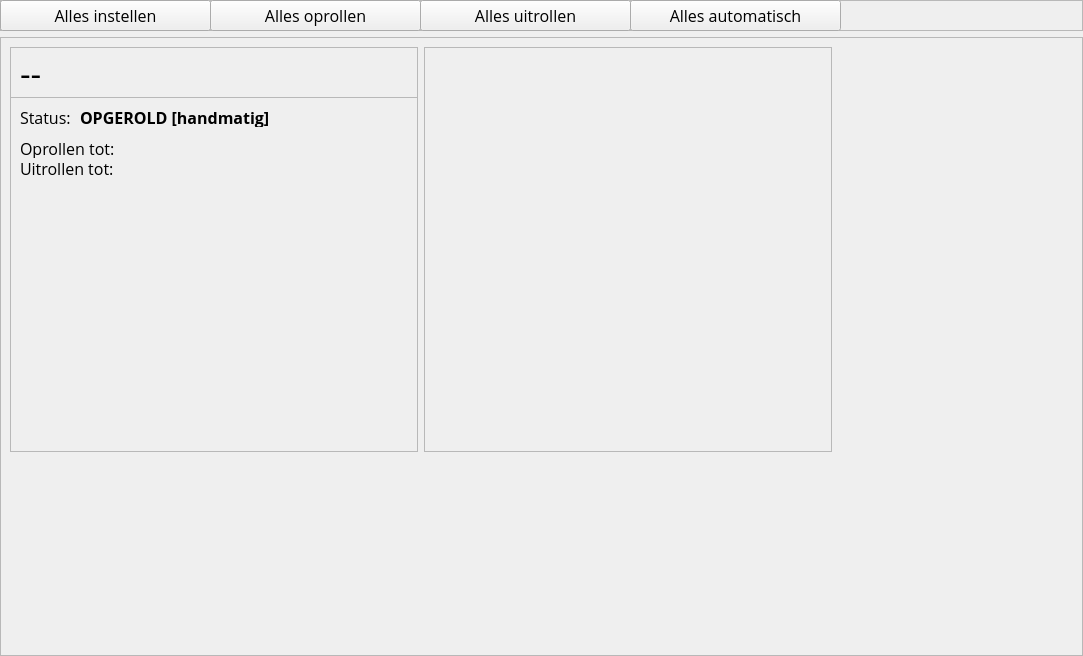
First picture: the form in centrale/main.ui, repository elwint/-rolluik-domotica, before the edit.
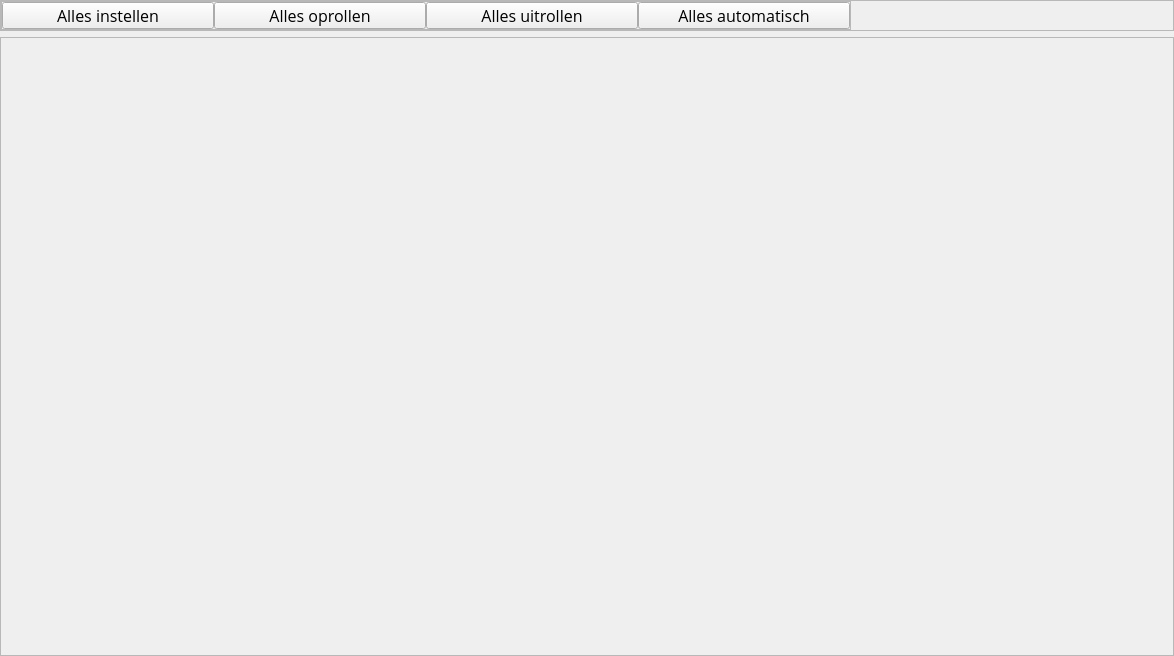
Second picture: the form after the edit.

Commit message: Added Widget class support; Use enums; Added widget gui; Changed main gui; Fixed small bugs

The edit to the form file:
```diff
--- a/centrale/main.ui
+++ b/centrale/main.ui
@@ -6,7 +6,7 @@
    <rect>
     <x>0</x>
     <y>0</y>
-    <width>1083</width>
+    <width>1174</width>
     <height>656</height>
    </rect>
   </property>
@@ -18,7 +18,7 @@
   </property>
   <property name="minimumSize">
    <size>
-    <width>700</width>
+    <width>900</width>
     <height>0</height>
    </size>
   </property>
@@ -55,7 +55,7 @@
       <property name="minimumSize">
        <size>
         <width>0</width>
-        <height>31</height>
+        <height>0</height>
        </size>
       </property>
       <property name="maximumSize">
@@ -77,14 +77,44 @@
       <property name="frameShadow">
        <enum>QFrame::Raised</enum>
       </property>
+      <layout class="QHBoxLayout" name="horizontalLayout">
+       <property name="margin">
+        <number>0</number>
+       </property>
+       <item>
+        <widget class="QFrame" name="frame">
+         <property name="minimumSize">
+          <size>
+           <width>850</width>
+           <height>0</height>
+          </size>
+         </property>
+         <property name="maximumSize">
+          <size>
+           <width>0</width>
+           <height>16777215</height>
+          </size>
+         </property>
+         <property name="frameShape">
+          <enum>QFrame::StyledPanel</enum>
+         </property>
+         <property name="frameShadow">
+          <enum>QFrame::Raised</enum>
+         </property>
+         <layout class="QHBoxLayout" name="horizontalLayout_2">
+          <property name="spacing">
+           <number>0</number>
+          </property>
+          <property name="margin">
+           <number>0</number>
+          </property>
+          <item>
       <widget class="QPushButton" name="btnInstellen">
-       <property name="geometry">
-        <rect>
-         <x>0</x>
-         <y>0</y>
-         <width>211</width>
-         <height>31</height>
-        </rect>
+            <property name="maximumSize">
+             <size>
+              <width>212</width>
+              <height>16777215</height>
+             </size>
        </property>
        <property name="font">
         <font>
@@ -98,14 +128,14 @@
         <string>Alles instellen</string>
        </property>
       </widget>
-      <widget class="QPushButton" name="btnInstellen_2">
-       <property name="geometry">
-        <rect>
-         <x>210</x>
-         <y>0</y>
-         <width>211</width>
-         <height>31</height>
-        </rect>
+          </item>
+          <item>
+           <widget class="QPushButton" name="btnOprollen">
+            <property name="maximumSize">
+             <size>
+              <width>212</width>
+              <height>16777215</height>
+             </size>
        </property>
        <property name="font">
         <font>
@@ -119,14 +149,14 @@
         <string>Alles oprollen</string>
        </property>
       </widget>
-      <widget class="QPushButton" name="btnInstellen_3">
-       <property name="geometry">
-        <rect>
-         <x>420</x>
-         <y>0</y>
-         <width>211</width>
-         <height>31</height>
-        </rect>
+          </item>
+          <item>
+           <widget class="QPushButton" name="btnUitrollen">
+            <property name="maximumSize">
+             <size>
+              <width>16777215</width>
+              <height>16777215</height>
+             </size>
        </property>
        <property name="font">
         <font>
@@ -140,15 +170,9 @@
         <string>Alles uitrollen</string>
        </property>
       </widget>
-      <widget class="QPushButton" name="btnInstellen_4">
-       <property name="geometry">
-        <rect>
-         <x>630</x>
-         <y>0</y>
-         <width>211</width>
-         <height>31</height>
-        </rect>
-       </property>
+          </item>
+          <item>
+           <widget class="QPushButton" name="btnAutomatisch">
        <property name="font">
         <font>
          <family>Open Sans</family>
@@ -161,6 +185,24 @@
         <string>Alles automatisch</string>
        </property>
       </widget>
+          </item>
+         </layout>
+        </widget>
+       </item>
+       <item>
+        <spacer name="horizontalSpacer">
+         <property name="orientation">
+          <enum>Qt::Horizontal</enum>
+         </property>
+         <property name="sizeHint" stdset="0">
+          <size>
+           <width>0</width>
+           <height>0</height>
+          </size>
+         </property>
+        </spacer>
+       </item>
+      </layout>
      </widget>
     </item>
     <item>
@@ -175,9 +217,6 @@
       <property name="horizontalScrollBarPolicy">
        <enum>Qt::ScrollBarAsNeeded</enum>
       </property>
-      <property name="sizeAdjustPolicy">
-       <enum>QAbstractScrollArea::AdjustToContentsOnFirstShow</enum>
-      </property>
       <property name="widgetResizable">
        <bool>true</bool>
       </property>
@@ -186,189 +225,14 @@
         <rect>
          <x>0</x>
          <y>0</y>
-         <width>1081</width>
+         <width>1172</width>
          <height>617</height>
         </rect>
        </property>
        <layout class="QFormLayout" name="formLayout">
-        <item row="0" column="1">
-         <widget class="QFrame" name="frame_2">
-          <property name="minimumSize">
-           <size>
-            <width>408</width>
-            <height>405</height>
-           </size>
-          </property>
-          <property name="maximumSize">
-           <size>
-            <width>408</width>
-            <height>405</height>
-           </size>
-          </property>
-          <property name="font">
-           <font>
-            <family>Open Sans</family>
-            <stylestrategy>PreferDefault</stylestrategy>
-            <kerning>true</kerning>
-           </font>
-          </property>
-          <property name="frameShape">
-           <enum>QFrame::StyledPanel</enum>
-          </property>
-          <property name="frameShadow">
-           <enum>QFrame::Raised</enum>
-          </property>
-          <zorder>eenheid</zorder>
-          <zorder>eenheid</zorder>
-          <zorder>eenheid</zorder>
-          <zorder>eenheid</zorder>
-          <zorder>eenheid</zorder>
-         </widget>
-        </item>
-        <item row="0" column="0">
-         <widget class="QFrame" name="eenheid">
-          <property name="minimumSize">
-           <size>
-            <width>408</width>
-            <height>405</height>
-           </size>
-          </property>
-          <property name="maximumSize">
-           <size>
-            <width>408</width>
-            <height>405</height>
-           </size>
-          </property>
-          <property name="font">
-           <font>
-            <family>Open Sans</family>
-            <stylestrategy>PreferDefault</stylestrategy>
-            <kerning>true</kerning>
-           </font>
-          </property>
-          <property name="frameShape">
-           <enum>QFrame::StyledPanel</enum>
-          </property>
-          <property name="frameShadow">
-           <enum>QFrame::Raised</enum>
-          </property>
-          <widget class="QLabel" name="lblPort">
-           <property name="geometry">
-            <rect>
-             <x>0</x>
-             <y>0</y>
-             <width>408</width>
-             <height>51</height>
-            </rect>
-           </property>
-           <property name="font">
-            <font>
-             <family>Open Sans</family>
-             <pointsize>25</pointsize>
-             <stylestrategy>PreferDefault</stylestrategy>
-             <kerning>true</kerning>
-            </font>
-           </property>
-           <property name="frameShape">
-            <enum>QFrame::StyledPanel</enum>
-           </property>
-           <property name="text">
-            <string>--</string>
-           </property>
-           <property name="indent">
-            <number>9</number>
-           </property>
-          </widget>
-          <widget class="QLabel" name="label">
-           <property name="geometry">
-            <rect>
-             <x>10</x>
-             <y>60</y>
-             <width>71</width>
-             <height>20</height>
-            </rect>
-           </property>
-           <property name="font">
-            <font>
-             <family>Open Sans</family>
-             <pointsize>12</pointsize>
-             <stylestrategy>PreferDefault</stylestrategy>
-             <kerning>true</kerning>
-            </font>
-           </property>
-           <property name="text">
-            <string>Status: </string>
-           </property>
-          </widget>
-          <widget class="QLabel" name="lblStatus">
-           <property name="geometry">
-            <rect>
-             <x>70</x>
-             <y>60</y>
-             <width>321</width>
-             <height>20</height>
-            </rect>
-           </property>
-           <property name="font">
-            <font>
-             <family>Open Sans</family>
-             <pointsize>12</pointsize>
-             <weight>75</weight>
-             <italic>false</italic>
-             <bold>true</bold>
-             <stylestrategy>PreferDefault</stylestrategy>
-             <kerning>true</kerning>
-            </font>
-           </property>
-           <property name="text">
-            <string>OPGEROLD [handmatig]</string>
-           </property>
-          </widget>
-          <widget class="QLabel" name="label_2">
-           <property name="geometry">
-            <rect>
-             <x>10</x>
-             <y>91</y>
-             <width>141</width>
-             <height>20</height>
-            </rect>
-           </property>
-           <property name="font">
-            <font>
-             <family>Open Sans</family>
-             <pointsize>12</pointsize>
-             <stylestrategy>PreferDefault</stylestrategy>
-             <kerning>true</kerning>
-            </font>
-           </property>
-           <property name="text">
-            <string>Oprollen tot:</string>
-           </property>
-          </widget>
-          <widget class="QLabel" name="label_3">
-           <property name="geometry">
-            <rect>
-             <x>10</x>
-             <y>111</y>
-             <width>141</width>
-             <height>20</height>
-            </rect>
-           </property>
-           <property name="font">
-            <font>
-             <family>Open Sans</family>
-             <pointsize>12</pointsize>
-             <italic>false</italic>
-             <stylestrategy>PreferDefault</stylestrategy>
-             <kerning>true</kerning>
-            </font>
-           </property>
-           <property name="text">
-            <string>Uitrollen tot:</string>
-           </property>
-          </widget>
-         </widget>
-        </item>
+        <property name="fieldGrowthPolicy">
+         <enum>QFormLayout::AllNonFixedFieldsGrow</enum>
+        </property>
        </layout>
       </widget>
      </widget>
```
Left out of the diff: 11 changed lines with no effect on the pictures. Lines whose indentation alone changed are shown as unchanged. The commit also changes 2 other files.
